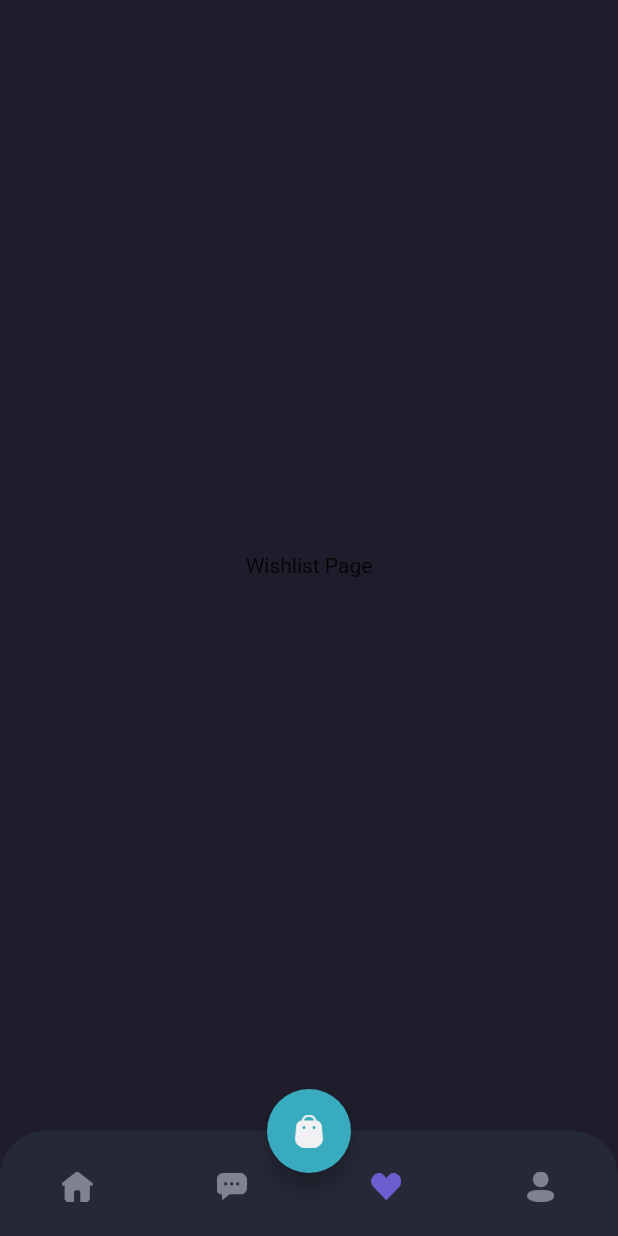
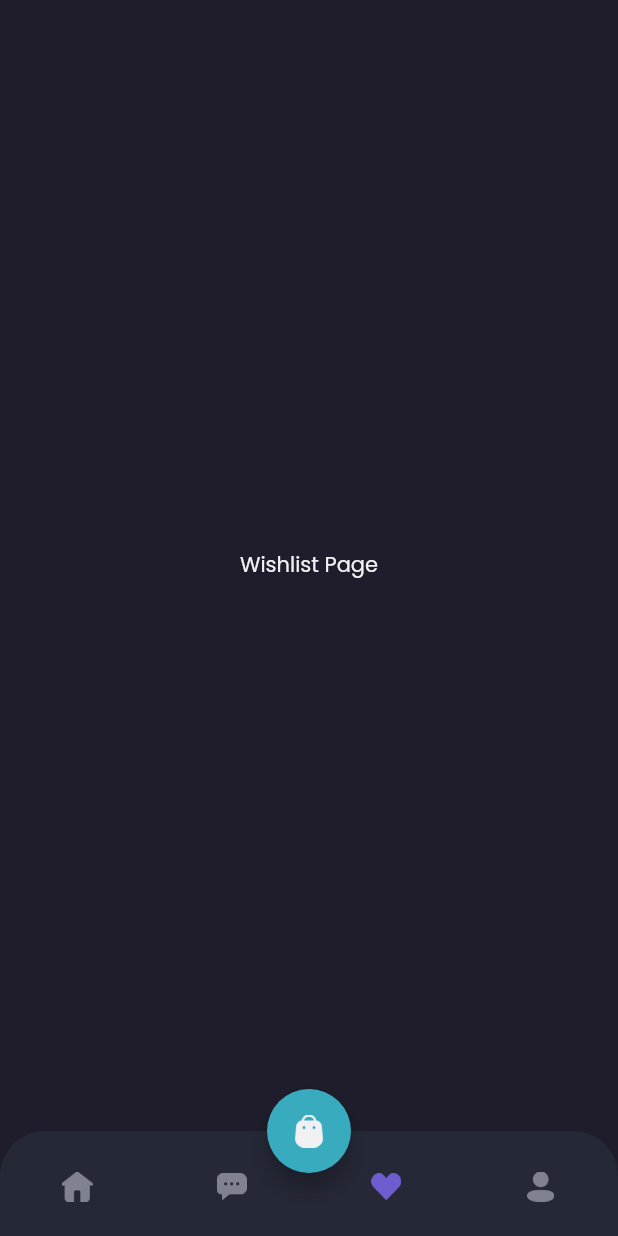
Before and after one commit to Koredeee/shamo-commerce, a Flutter app: the MainPage screen opened by its route, item 3 of the bottom bar chosen, on a phone screen of 412 x 824 dp. Run offline on Flutter 3.47's test engine with Material 2 defaults, Android fonts, the phone set to English and light mode, and no system bars; our stand-ins replace google_fonts.

Commit message:
Fixed input text color

```diff
--- a/shamo/lib/pages/detail_chat_page.dart
+++ b/shamo/lib/pages/detail_chat_page.dart
@@ -109,6 +109,7 @@ class DetailChatPage extends StatelessWidget {
                     ),
                     child: Center(
                       child: TextFormField(
+                        style: primaryTextStyle,
                         decoration: InputDecoration.collapsed(
                           hintText: 'Type Message...',
                           hintStyle: subtitleTextStyle,
--- a/shamo/lib/pages/home/profile_page.dart
+++ b/shamo/lib/pages/home/profile_page.dart
@@ -1,6 +1,7 @@
 // ignore_for_file: prefer_const_constructors
 
 import 'package:flutter/material.dart';
+import 'package:shamo/theme.dart';
 
 class ProfilePage extends StatelessWidget {
   const ProfilePage({super.key});
@@ -8,7 +9,7 @@ class ProfilePage extends StatelessWidget {
   @override
   Widget build(BuildContext context) {
     return Center(
-      child: Text('Profile Page'),
+      child: Text('Profile Page', style: primaryTextStyle),
     );
   }
 }
--- a/shamo/lib/pages/home/wishlist_page.dart
+++ b/shamo/lib/pages/home/wishlist_page.dart
@@ -1,6 +1,7 @@
 // ignore_for_file: prefer_const_constructors
 
 import 'package:flutter/material.dart';
+import 'package:shamo/theme.dart';
 
 class WishlistPage extends StatelessWidget {
   const WishlistPage({super.key});
@@ -8,7 +9,7 @@ class WishlistPage extends StatelessWidget {
   @override
   Widget build(BuildContext context) {
     return Center(
-      child: Text('Wishlist Page'),
+      child: Text('Wishlist Page', style: primaryTextStyle),
     );
   }
 }
```
